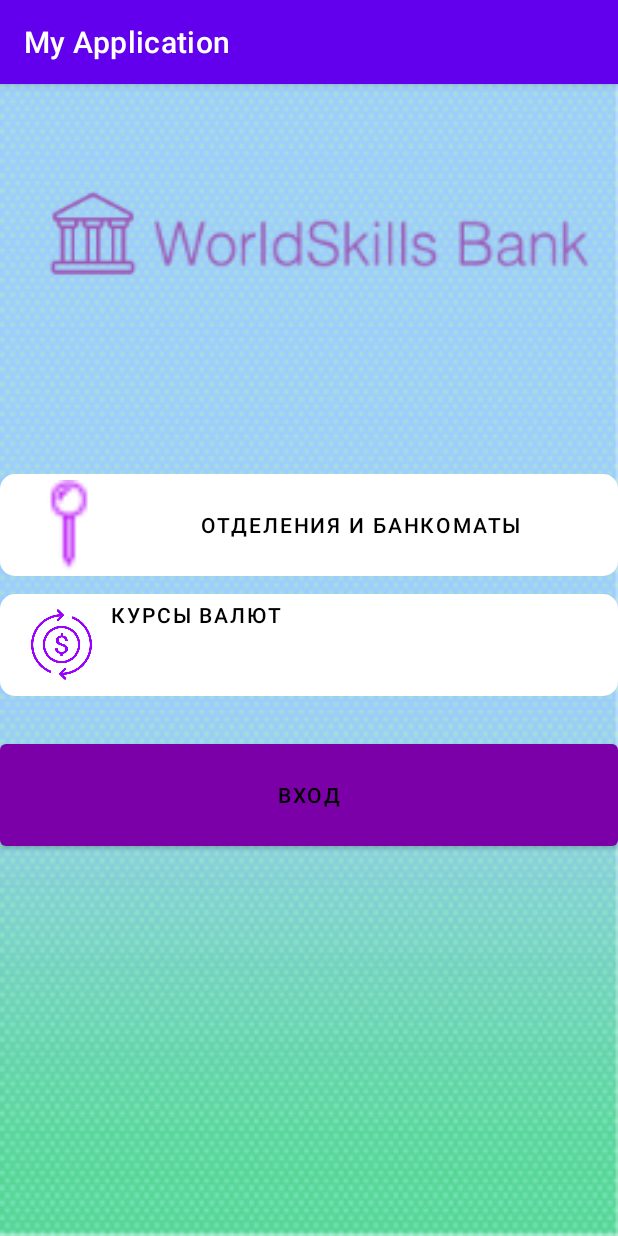
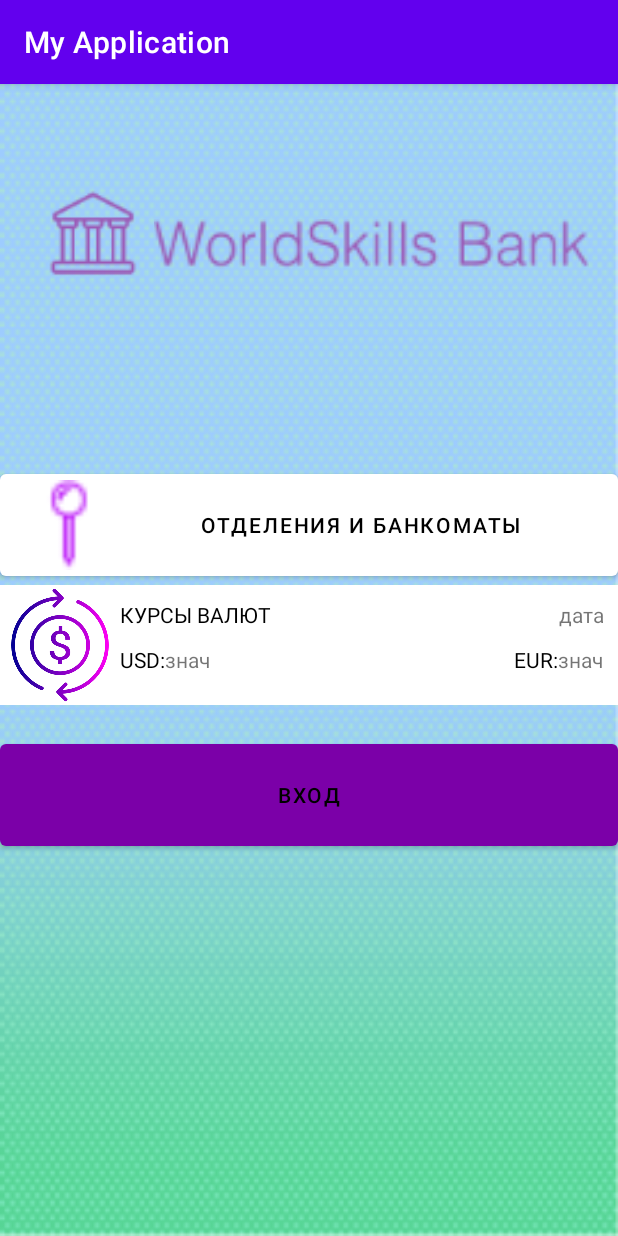
Before and after one commit to pr26svn/pr318bank, an Android app: the screen it shows after launch (MainActivity), on a phone screen of 412 x 824 dp. Run offline under Robolectric (Android 15) with nearby library versions, the phone set to English and light mode, and no system bars.

Commit message:
Разработал графический интерфейс. Главный экран, кнопки, добавил новые Activity и классы

```diff
--- a/app/src/main/AndroidManifest.xml
+++ b/app/src/main/AndroidManifest.xml
@@ -9,6 +9,8 @@
         android:roundIcon="@mipmap/ic_launcher_round"
         android:supportsRtl="true"
         android:theme="@style/Theme.MyApplication">
+        <activity android:name=".courses"></activity>
+        <activity android:name=".bankomat" />
         <activity android:name=".MainActivity">
             <intent-filter>
                 <action android:name="android.intent.action.MAIN" />
--- a/app/src/main/java/com/example/myapplication/MainActivity.java
+++ b/app/src/main/java/com/example/myapplication/MainActivity.java
@@ -2,18 +2,21 @@
 
 import androidx.appcompat.app.AppCompatActivity;
 
+import android.content.Intent;
 import android.os.Bundle;
 import android.view.View;
 
 public class MainActivity extends AppCompatActivity {
 
+    Intent intent;
+
     @Override
     protected void onCreate(Bundle savedInstanceState) {
-        String one = "ssss";
-        String two = "aaaa";
         super.onCreate(savedInstanceState);
         setContentView(R.layout.activity_main);
-        View a = findViewById(R.id.button5);
-
+    }
+    public void onClick_button(View view){
+        intent = new Intent(this, bankomat.class);
+        startActivity(intent);
     }
 }
--- a/app/src/main/res/layout/activity_main.xml
+++ b/app/src/main/res/layout/activity_main.xml
@@ -56,31 +56,102 @@
             android:layout_width="match_parent"
             android:layout_height="80dp"
 
+            android:onClick="onClick_button"
             android:text="Отделения и банкоматы"
             android:textColor="@color/black"
             app:backgroundTint="#FFFFFF"
-            app:cornerRadius="10dp"
             app:icon="@drawable/icons8_map_pin_100"
             app:iconGravity="start"
             app:iconSize="60dp"
             app:iconTint="#B706F8" />
 
-        <Button
-            android:id="@+id/button5"
+        <LinearLayout
             android:layout_width="match_parent"
-            android:layout_height="80dp"
-            android:gravity="top"
-            android:text="@string/preview_content"
+            android:layout_height="wrap_content"
+            android:background="@color/white"
 
-            android:textColor="#000000"
-            app:backgroundTint="#FFFFFF"
-            app:cornerRadius="10dp"
+            android:orientation="horizontal"
+            app:layout_constraintBottom_toBottomOf="parent"
+            app:layout_constraintEnd_toEndOf="parent"
+            app:layout_constraintStart_toStartOf="parent">
 
-            app:icon="@drawable/dollar"
-            app:iconGravity="start"
-            app:iconSize="50dp"
-            app:iconTint="#9900FF"
-            app:iconTintMode="src_in"></Button>
+            <ImageView
+                android:layout_width="80dp"
+                android:layout_height="80dp"
+                android:layout_gravity="left"
+                android:src="@drawable/dollar" />
+
+            <LinearLayout
+                android:layout_width="match_parent"
+                android:layout_height="wrap_content"
+                android:orientation="vertical">
+
+                <LinearLayout
+                    android:layout_width="match_parent"
+                    android:layout_height="40dp"
+                    android:gravity="center"
+                    android:orientation="horizontal">
+
+                    <TextView
+                        android:layout_width="wrap_content"
+                        android:layout_height="wrap_content"
+                        android:gravity="left|top"
+                        android:text="Курсы валют"
+                        android:textAllCaps="true"
+                        android:textColor="@color/black" />
+
+                    <TextView
+                        android:layout_width="match_parent"
+                        android:layout_height="wrap_content"
+                        android:layout_marginRight="10dp"
+                        android:gravity="right"
+                        android:text="дата" />
+                </LinearLayout>
+
+                <LinearLayout
+                    android:layout_width="match_parent"
+                    android:layout_height="40dp"
+                    android:orientation="horizontal">
+
+                    <LinearLayout
+                        android:layout_width="match_parent"
+                        android:layout_height="wrap_content"
+                        android:layout_weight="0.5">
+
+                        <TextView
+                            android:layout_width="wrap_content"
+                            android:layout_height="wrap_content"
+                            android:text="USD:"
+                            android:textColor="@color/black" />
+
+                        <TextView
+                            android:layout_width="wrap_content"
+                            android:layout_height="wrap_content"
+                            android:text="знач" />
+                    </LinearLayout>
+
+                    <LinearLayout
+                        android:layout_width="match_parent"
+                        android:layout_height="wrap_content"
+                        android:layout_marginRight="10dp"
+                        android:layout_weight="0.5"
+                        android:gravity="right">
+
+                        <TextView
+                            android:layout_width="wrap_content"
+                            android:layout_height="wrap_content"
+                            android:gravity="right"
+                            android:text="EUR:"
+                            android:textColor="@color/black" />
+
+                        <TextView
+                            android:layout_width="wrap_content"
+                            android:layout_height="wrap_content"
+                            android:text="знач" />
+                    </LinearLayout>
+                </LinearLayout>
+            </LinearLayout>
+        </LinearLayout>
 
         <Button
             android:layout_marginTop="20dp"
--- a/app/src/main/res/values/strings.xml
+++ b/app/src/main/res/values/strings.xml
@@ -1,5 +1,5 @@
 <resources>
-    <string name="app_name" >My Application</string>
+    <string name="app_name">My Application</string>
 
     <string name="preview_content" translatable="true">Курсы валют </string>
 </resources>
```
Also changed, not shown: app/src/main/java/com/example/myapplication/bankomat.java (added, +14 -0 lines), app/src/main/java/com/example/myapplication/courses.java (added, +14 -0 lines), app/src/main/res/layout/activity_courses.xml (added, +9 -0 lines), app/src/main/res/layout/course.xml (deleted, +0 -55 lines), app/src/main/res/layout/activity_bankomat.xml (renamed from app/src/main/res/layout/bankomats.xml).
